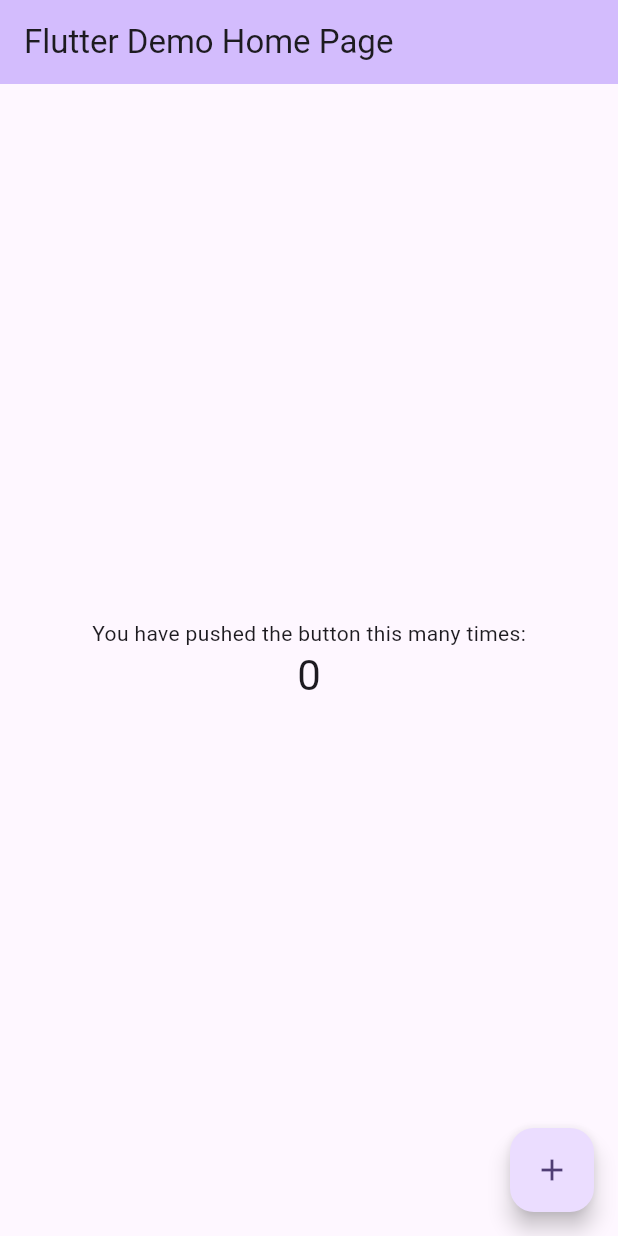
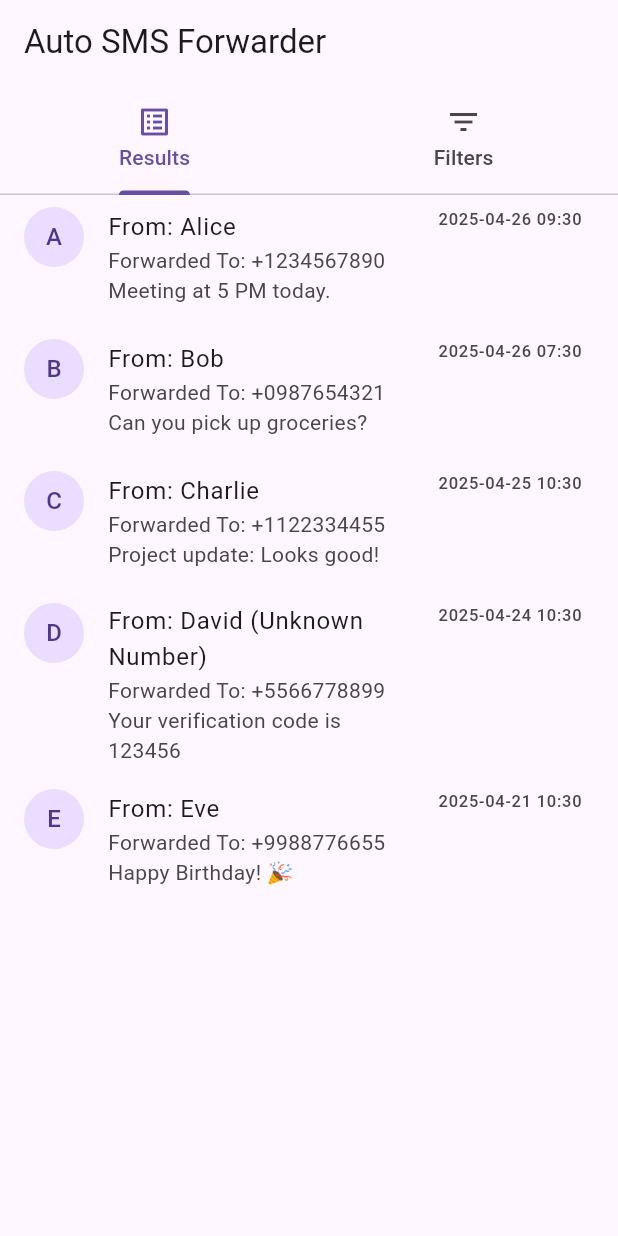
Before and after one commit to arunachalam-b/automated-sms-forwarder, a Flutter app: the screen it shows after launch, on a phone screen of 412 x 824 dp. Run offline on Flutter 3.47's test engine with Material 3 defaults, Android fonts, the phone set to English and light mode, and no system bars.

Commit message:
[Arunachalam] Create 2 tabs in home page and render dummy list in Results tab

```diff
--- a/lib/main.dart
+++ b/lib/main.dart
@@ -1,4 +1,5 @@
 import 'package:flutter/material.dart';
+import 'screens/home_page.dart'; // Ensure this path is correct
 
 void main() {
   runApp(const MyApp());
@@ -11,26 +12,12 @@ class MyApp extends StatelessWidget {
   @override
   Widget build(BuildContext context) {
     return MaterialApp(
-      title: 'Flutter Demo',
+      title: 'Auto SMS Forwarder',
       theme: ThemeData(
-        // This is the theme of your application.
-        //
-        // TRY THIS: Try running your application with "flutter run". You'll see
-        // the application has a purple toolbar. Then, without quitting the app,
-        // try changing the seedColor in the colorScheme below to Colors.green
-        // and then invoke "hot reload" (save your changes or press the "hot
-        // reload" button in a Flutter-supported IDE, or press "r" if you used
-        // the command line to start the app).
-        //
-        // Notice that the counter didn't reset back to zero; the application
-        // state is not lost during the reload. To reset the state, use hot
-        // restart instead.
-        //
-        // This works for code too, not just values: Most code changes can be
-        // tested with just a hot reload.
-        colorScheme: ColorScheme.fromSeed(seedColor: Colors.deepPurple),
+        primarySwatch: Colors.blue, // You can change the theme color
+        useMaterial3: true,
       ),
-      home: const MyHomePage(title: 'Flutter Demo Home Page'),
+      home: const HomePage(),
     );
   }
 }
--- /dev/null
+++ b/lib/models/filter.dart
@@ -0,0 +1,30 @@
+enum FilterConditionType {
+  sender,
+  content,
+}
+
+class FilterCondition {
+  final FilterConditionType type;
+  final String value;
+  final bool caseSensitive; // Only relevant for content type
+
+  FilterCondition({
+    required this.type,
+    required this.value,
+    this.caseSensitive = false,
+  });
+}
+
+class Filter {
+  final String id; // To uniquely identify for editing/deleting
+  final List<String> recipients; // Phone numbers or contact IDs
+  final List<FilterCondition> conditions;
+  final String? selectedSim; // Identifier for the selected SIM (nullable for now)
+
+  Filter({
+    required this.id,
+    required this.recipients,
+    required this.conditions,
+    this.selectedSim,
+  });
+}
--- /dev/null
+++ b/lib/models/forwarded_sms.dart
@@ -0,0 +1,13 @@
+class ForwardedSms {
+  final String contactName;
+  final String forwardedTo;
+  final String messageContent;
+  final DateTime dateTime;
+
+  ForwardedSms({
+    required this.contactName,
+    required this.forwardedTo,
+    required this.messageContent,
+    required this.dateTime,
+  });
+}
--- /dev/null
+++ b/lib/screens/home_page.dart
@@ -0,0 +1,72 @@
+import 'package:flutter/material.dart';
+import '../tabs/filters_tab.dart' as filters_tab;
+import '../tabs/results_tab.dart';
+
+class HomePage extends StatefulWidget {
+  const HomePage({super.key});
+
+  @override
+  State<HomePage> createState() => _HomePageState();
+}
+
+class _HomePageState extends State<HomePage> with SingleTickerProviderStateMixin {
+  late TabController _tabController;
+  int _currentIndex = 0; // To track the current tab index
+
+  @override
+  void initState() {
+    super.initState();
+    _tabController = TabController(length: 2, vsync: this);
+    // Add listener to update index when tab changes
+    _tabController.addListener(() {
+      setState(() {
+        _currentIndex = _tabController.index;
+      });
+    });
+  }
+
+  @override
+  void dispose() {
+    _tabController.removeListener(() {}); // Clean up listener
+    _tabController.dispose();
+    super.dispose();
+  }
+
+  @override
+  Widget build(BuildContext context) {
+    return Scaffold(
+      appBar: AppBar(
+        title: const Text('Auto SMS Forwarder'),
+        bottom: TabBar(
+          controller: _tabController,
+          onTap: (index) {
+            // Optional: If you need to do something specific on tap besides changing the view
+            setState(() {
+              _currentIndex = index;
+            });
+          },
+          tabs: const [
+            Tab(icon: Icon(Icons.list_alt), text: 'Results'), // Added icons
+            Tab(icon: Icon(Icons.filter_list), text: 'Filters'), // Added icons
+          ],
+        ),
+      ),
+      body: TabBarView(
+        controller: _tabController,
+        children: [
+          const ResultsTab(),
+          // Use the key here
+          filters_tab.FiltersTab(key: filters_tab.filtersTabKey),
+        ],
+      ),
+      // Conditionally display FAB based on the current tab index
+      floatingActionButton: _currentIndex == 1 // Show only on Filters tab (index 1)
+          ? FloatingActionButton(
+              onPressed: filters_tab.triggerAddFilterDialog, // Call the exposed function
+              tooltip: 'Add Filter',
+              child: const Icon(Icons.add),
+            )
+          : null, // Don't show FAB on other tabs
+    );
+  }
+}
--- /dev/null
+++ b/lib/tabs/results_tab.dart
@@ -0,0 +1,76 @@
+import 'package:flutter/material.dart';
+import '../models/forwarded_sms.dart'; // Adjust path if necessary
+import 'package:intl/intl.dart'; // For date formatting
+
+class ResultsTab extends StatefulWidget {
+  const ResultsTab({super.key});
+
+  @override
+  State<ResultsTab> createState() => _ResultsTabState();
+}
+
+class _ResultsTabState extends State<ResultsTab> {
+  // Dummy data
+  final List<ForwardedSms> _forwardedSmsList = [
+    ForwardedSms(
+      contactName: 'Alice',
+      forwardedTo: '+1234567890',
+      messageContent: 'Meeting at 5 PM today.',
+      dateTime: DateTime.now().subtract(const Duration(hours: 1)),
+    ),
+    ForwardedSms(
+      contactName: 'Bob',
+      forwardedTo: '+0987654321',
+      messageContent: 'Can you pick up groceries?',
+      dateTime: DateTime.now().subtract(const Duration(hours: 3)),
+    ),
+    ForwardedSms(
+      contactName: 'Charlie',
+      forwardedTo: '+1122334455',
+      messageContent: 'Project update: Looks good!',
+      dateTime: DateTime.now().subtract(const Duration(days: 1)),
+    ),
+    ForwardedSms(
+      contactName: 'David (Unknown Number)',
+      forwardedTo: '+5566778899',
+      messageContent: 'Your verification code is 123456',
+      dateTime: DateTime.now().subtract(const Duration(days: 2)),
+    ),
+    ForwardedSms(
+      contactName: 'Eve',
+      forwardedTo: '+9988776655',
+      messageContent: 'Happy Birthday! 🎉',
+      dateTime: DateTime.now().subtract(const Duration(days: 5)),
+    ),
+  ];
+
+  @override
+  Widget build(BuildContext context) {
+    if (_forwardedSmsList.isEmpty) {
+      return const Center(
+        child: Text('No forwarded SMS messages yet.'),
+      );
+    }
+
+    return ListView.builder(
+      itemCount: _forwardedSmsList.length,
+      itemBuilder: (context, index) {
+        final item = _forwardedSmsList[index];
+        final formattedDate = DateFormat('yyyy-MM-dd HH:mm').format(item.dateTime);
+
+        return ListTile(
+          leading: CircleAvatar(child: Text(item.contactName[0])), // First letter
+          title: Text('From: ${item.contactName}'),
+          subtitle: Text(
+            'Forwarded To: ${item.forwardedTo}\n'
+            '${item.messageContent}',
+            maxLines: 3,
+            overflow: TextOverflow.ellipsis,
+          ),
+          trailing: Text(formattedDate),
+          isThreeLine: true, // Allows more space for subtitle
+        );
+      },
+    );
+  }
+}
--- a/pubspec.yaml
+++ b/pubspec.yaml
@@ -34,6 +34,7 @@ dependencies:
   # The following adds the Cupertino Icons font to your application.
   # Use with the CupertinoIcons class for iOS style icons.
   cupertino_icons: ^1.0.8
+  intl: ^0.20.2
 
 dev_dependencies:
   flutter_test:
```
Also changed, not shown: lib/tabs/filters_tab.dart (added, +141 -0 lines), pubspec.lock, 1 other file.
